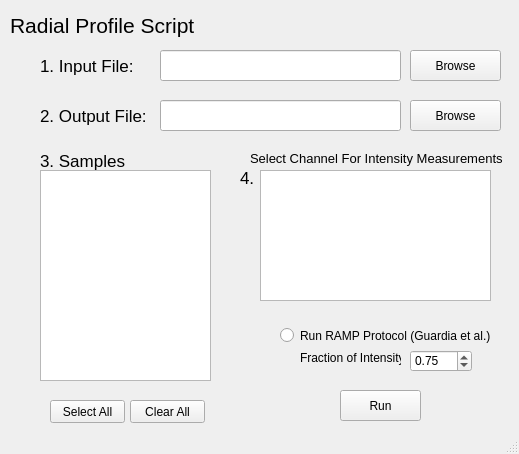
First picture: the form in radialUI.ui, repository HarrisonWismer/RadialProfile, before the edit.
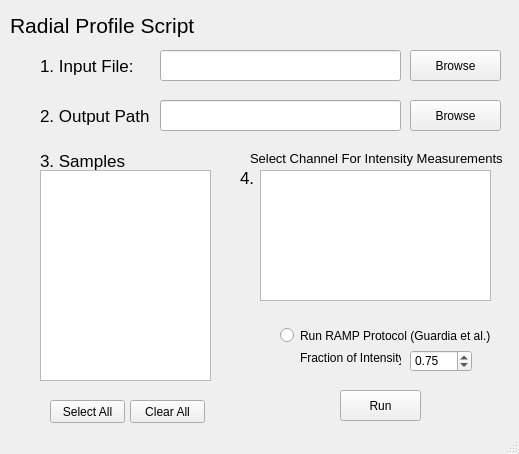
Second picture: the form after the edit.

Commit message: Update UI & Change DF Format

```diff
--- a/radialUI.ui
+++ b/radialUI.ui
@@ -181,7 +181,7 @@
      </font>
     </property>
     <property name="text">
-     <string>2. Output File:</string>
+     <string>2. Output Path:</string>
     </property>
    </widget>
    <widget class="QLabel" name="label">
```
The commit also changes 1 other file.
